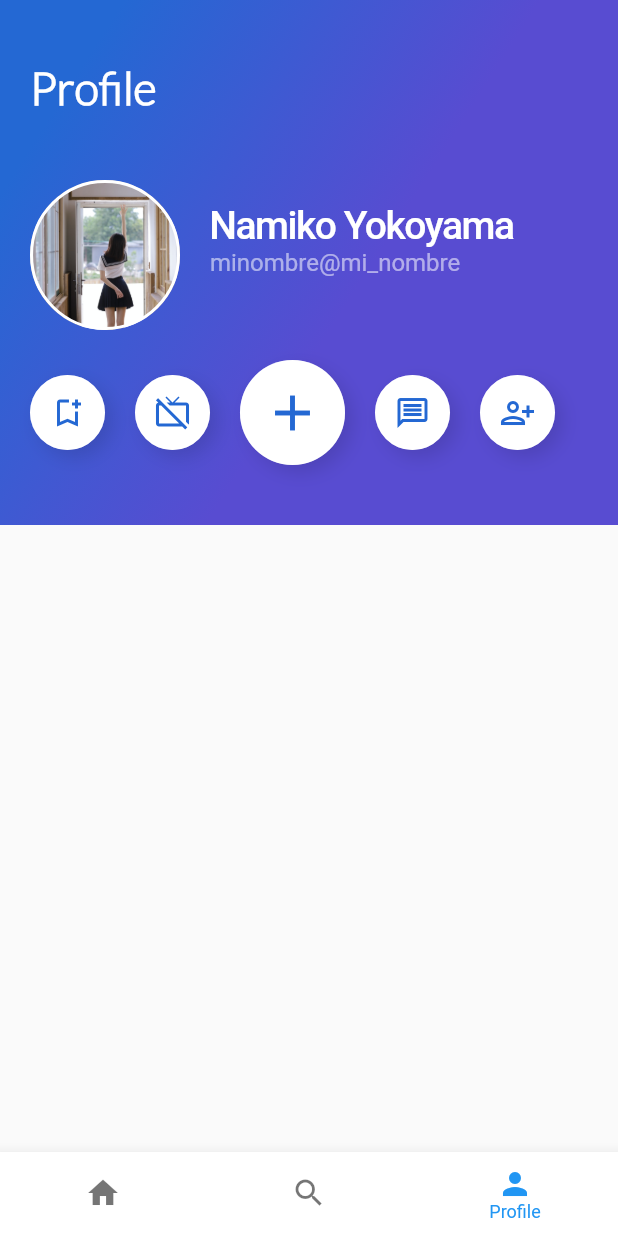
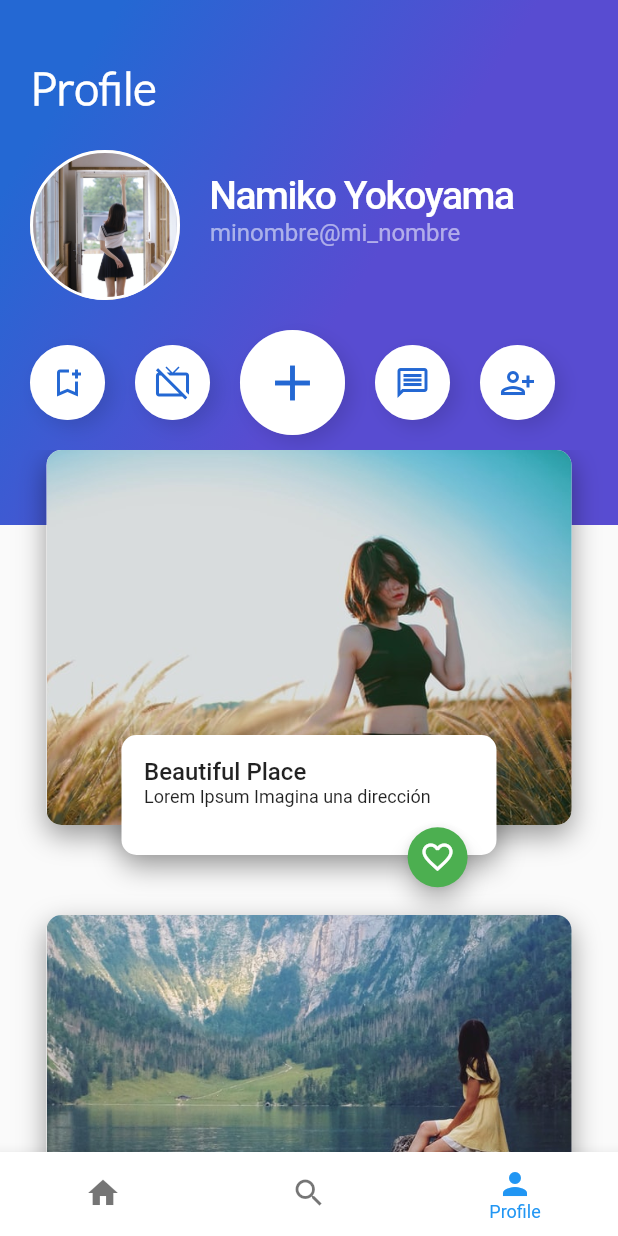
Before and after one commit to HectorMtz22/probando-flutter, a Flutter app: the screen it shows after launch, item 3 of the bottom bar chosen, on a phone screen of 412 x 824 dp. Run offline on Flutter 3.47's test engine with Material 2 defaults, Android fonts, the phone set to English and light mode, and no system bars.

Commit message:
Adding Styles for the Profile Card

```diff
--- a/lib/card.dart
+++ b/lib/card.dart
@@ -1,5 +1,6 @@
 import 'package:flutter/material.dart';
 import 'floating_action_button.dart';
+import 'widgets/place_image.dart';
 
 class CardImage extends StatelessWidget {
   final String pathUrl;
@@ -10,7 +11,7 @@ class CardImage extends StatelessWidget {
   Widget build(BuildContext context) {
     return Stack(
       children: [
-        _card(),
+        MyCardPlace(pathUrl: pathUrl),
         Container(
           width: 250,
           alignment: Alignment.bottomRight,
@@ -19,31 +20,4 @@ class CardImage extends StatelessWidget {
       ],
     );
   }
-
-  Widget _card() {
-    return Container(
-      height: 200,
-      width: 250,
-      margin: const EdgeInsets.only(
-        top: 100,
-        left: 20,
-      ),
-      decoration: BoxDecoration(
-        borderRadius: BorderRadius.circular(10),
-        color: Colors.white,
-        shape: BoxShape.rectangle,
-        boxShadow: const [
-          BoxShadow(
-            color: Colors.black38,
-            blurRadius: 15,
-            offset: Offset(0, 7),
-          ),
-        ],
-        image: DecorationImage(
-          image: AssetImage(pathUrl),
-          fit: BoxFit.cover,
-        ),
-      ),
-    );
-  }
 }
--- /dev/null
+++ b/lib/widgets/place_image.dart
@@ -0,0 +1,49 @@
+import 'package:flutter/material.dart';
+
+class MyCardPlace extends StatelessWidget {
+  final String pathUrl;
+  final bool isPopular;
+  const MyCardPlace({required this.pathUrl, this.isPopular = true, Key? key})
+      : super(key: key);
+
+  EdgeInsets applyMargin() {
+    if (isPopular) {
+      return const EdgeInsets.only(
+        top: 100,
+        left: 20,
+      );
+    } else {
+      return const EdgeInsets.only(
+        top: 0,
+        left: 20,
+        right: 20,
+        bottom: 20,
+      );
+    }
+  }
+
+  @override
+  Widget build(BuildContext context) {
+    return Container(
+      height: isPopular ? 200 : 250,
+      width: isPopular ? 250 : 350,
+      margin: applyMargin(),
+      decoration: BoxDecoration(
+        borderRadius: BorderRadius.circular(10),
+        color: Colors.white,
+        shape: BoxShape.rectangle,
+        boxShadow: const [
+          BoxShadow(
+            color: Colors.black38,
+            blurRadius: 15,
+            offset: Offset(0, 7),
+          ),
+        ],
+        image: DecorationImage(
+          image: AssetImage(pathUrl),
+          fit: BoxFit.cover,
+        ),
+      ),
+    );
+  }
+}
--- /dev/null
+++ b/lib/widgets/place_you_may_visit.dart
@@ -0,0 +1,61 @@
+import 'package:flutter/material.dart';
+import 'package:flutter_trips_app/floating_action_button.dart';
+import 'place_image.dart';
+
+class PlaceYouMayVisit extends StatelessWidget {
+  final String pathUrl;
+  final String title;
+  final String description;
+  const PlaceYouMayVisit(
+      {required this.pathUrl,
+      required this.title,
+      required this.description,
+      Key? key})
+      : super(key: key);
+
+  @override
+  Widget build(BuildContext context) {
+    return Container(
+      margin: const EdgeInsets.only(bottom: 40),
+      child: Stack(
+        alignment: const Alignment(0.0, 1),
+        children: [
+          MyCardPlace(pathUrl: pathUrl, isPopular: false),
+          Container(
+              width: 250,
+              height: 80,
+              padding: const EdgeInsets.only(left: 15, top: 15),
+              alignment: Alignment.centerLeft,
+              decoration: BoxDecoration(
+                borderRadius: BorderRadius.circular(10),
+                color: Colors.white,
+                shape: BoxShape.rectangle,
+                boxShadow: const [
+                  BoxShadow(
+                    color: Colors.black38,
+                    blurRadius: 15,
+                    offset: Offset(0, 7),
+                  ),
+                ],
+              ),
+              child: Stack(
+                alignment: const Alignment(1.4, 4),
+                children: [
+                  Column(
+                      crossAxisAlignment: CrossAxisAlignment.start,
+                      children: [
+                        Text(title,
+                            style: const TextStyle(
+                                fontWeight: FontWeight.w500, fontSize: 16)),
+                        Text(description,
+                            style: const TextStyle(
+                                fontWeight: FontWeight.w400, fontSize: 12)),
+                      ]),
+                  const MyFloatingActionButton(),
+                ],
+              )),
+        ],
+      ),
+    );
+  }
+}
--- a/lib/widgets/profile_header.dart
+++ b/lib/widgets/profile_header.dart
@@ -1,6 +1,7 @@
 import 'package:flutter/material.dart';
 import 'package:flutter_trips_app/card.dart';
 import 'package:flutter_trips_app/gradient_back.dart';
+import 'package:flutter_trips_app/widgets/place_you_may_visit.dart';
 import 'circle_avatar.dart';
 
 class ProfileHeader extends StatelessWidget {
@@ -14,8 +15,28 @@ class ProfileHeader extends StatelessWidget {
         maximize: true,
       ),
       Container(
-        margin: const EdgeInsets.only(top: 100),
+        margin: const EdgeInsets.only(top: 80),
         child: _mainProfile(),
+      ),
+      Container(
+        margin: const EdgeInsets.only(top: 300),
+        child: ListView(children: const [
+          PlaceYouMayVisit(
+            title: 'Beautiful Place',
+            description: 'Lorem Ipsum Imagina una dirección',
+            pathUrl: 'assets/img/place1.jpg',
+          ),
+          PlaceYouMayVisit(
+            title: 'River Resort',
+            description: 'Lorem Ipsum Imagina una dirección',
+            pathUrl: 'assets/img/place2.jpg',
+          ),
+          PlaceYouMayVisit(
+            title: 'Mountain Resort',
+            description: 'Lorem Ipsum Imagina una dirección',
+            pathUrl: 'assets/img/place3.jpg',
+          ),
+        ]),
       )
     ]);
   }
```
Also changed, not shown: assets/img/place1.jpg (added), assets/img/place2.jpg (added), assets/img/place3.jpg (added), assets/img/review3.jpg.
